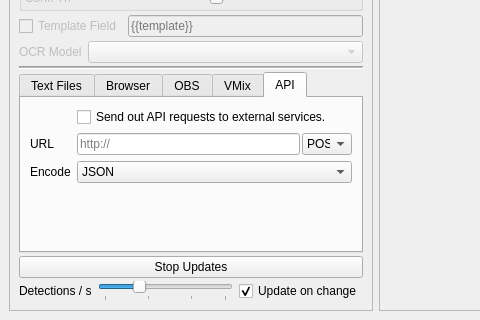
This is mainwindow.ui in locaal-ai/scoresight as Qt 5 draws it before an edit; both pictures show x 0 to 480 and y 405 to 725 of the 987 by 725 pixel window. The edited form follows.
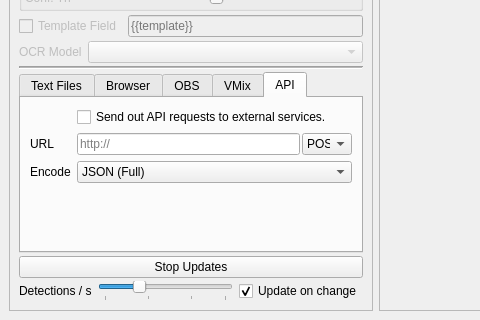
This is the edited form. The open tabs and pages were chosen to show the change.

Patch:
```diff
--- a/mainwindow.ui
+++ b/mainwindow.ui
@@ -1457,7 +1457,12 @@
             <widget class="QComboBox" name="comboBox_api_encode">
              <item>
               <property name="text">
-               <string>JSON</string>
+               <string>JSON (Full)</string>
+              </property>
+             </item>
+             <item>
+              <property name="text">
+               <string>JSON (Simple key-value)</string>
               </property>
              </item>
              <item>
```
